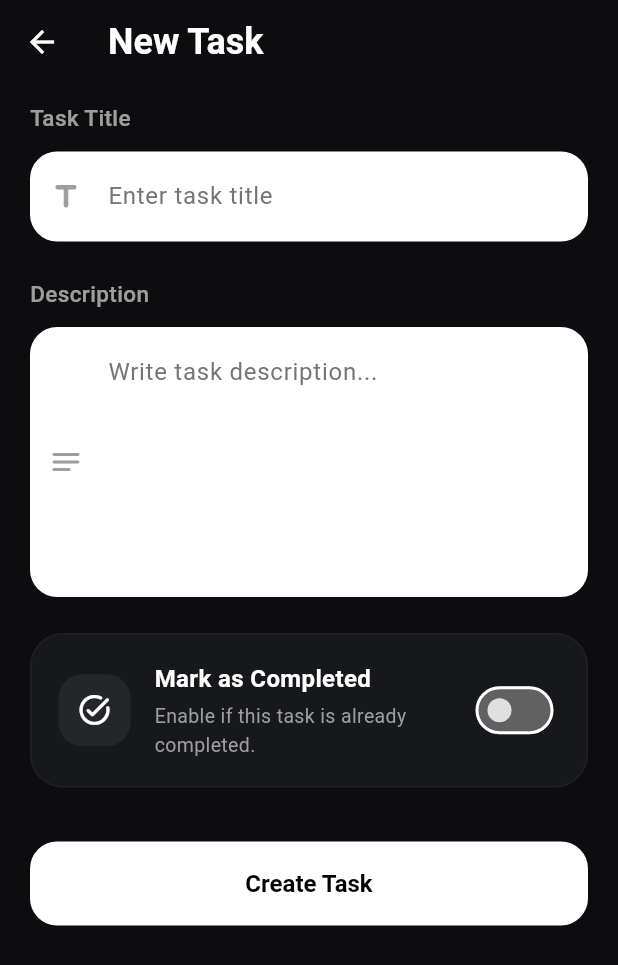
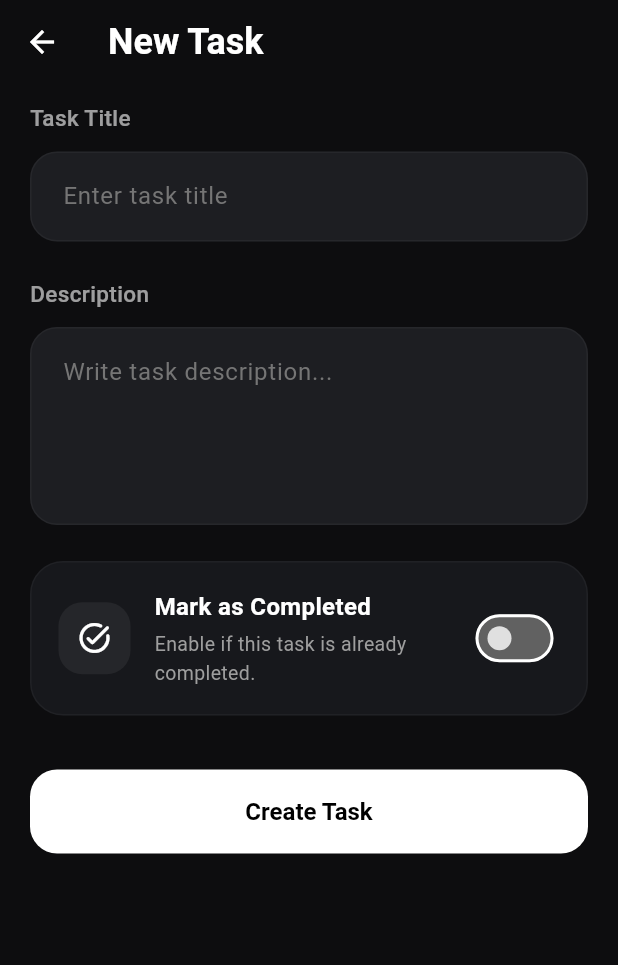
Before and after one commit to ruman-dev/inkwell_flutter, a Flutter app: the screen it shows after launch, after a tap on "Login", after a tap on the "add" icon, on a phone screen of 412 x 824 dp. Shown: the top 965 px of the screen. Run offline on Flutter 3.47's test engine with Material 3 defaults, Android fonts, the phone set to English and light mode, and no system bars; our stand-ins replace get.

```diff
--- a/lib/features/auth/presentation/screens/auth_screen.dart
+++ b/lib/features/auth/presentation/screens/auth_screen.dart
@@ -109,6 +109,7 @@ class AuthScreen extends GetView<AuthController> {
                           controller.isPasswordHidden.value
                               ? Icons.visibility_off_rounded
                               : Icons.visibility_rounded,
+                          color: Colors.grey.shade400,
                         ),
                       ),
                     ),
--- a/lib/features/home/presentation/screens/add_new_task_screen.dart
+++ b/lib/features/home/presentation/screens/add_new_task_screen.dart
@@ -42,12 +42,7 @@ class AddNewTaskScreen extends GetView<AddNewTaskController> {
 
               TextFormField(
                 controller: controller.titleController,
-                decoration: const InputDecoration(
-                  hintText: 'Enter task title',
-                  prefixIcon: Icon(Icons.title_rounded),
-                  filled: true,
-                  fillColor: Colors.white,
-                ),
+                decoration: const InputDecoration(hintText: 'Enter task title'),
               ),
 
               const SizedBox(height: 24),
@@ -67,11 +62,8 @@ class AddNewTaskScreen extends GetView<AddNewTaskController> {
                 controller: controller.descriptionController,
                 decoration: const InputDecoration(
                   hintText: 'Write task description...',
-                  prefixIcon: Icon(Icons.notes_rounded),
-                  filled: true,
-                  fillColor: Colors.white,
                 ),
-                maxLines: 6,
+                maxLines: 4,
               ),
 
               const SizedBox(height: 24),
@@ -150,10 +142,7 @@ class AddNewTaskScreen extends GetView<AddNewTaskController> {
 
               /// Save Button
               ElevatedButton(
-                onPressed: () {
-                  /// Save Task Logic
-                  Get.back();
-                },
+                onPressed: () => Get.back(),
                 child: const Text(
                   'Create Task',
                   style: TextStyle(fontSize: 16, fontWeight: FontWeight.w700),
```
